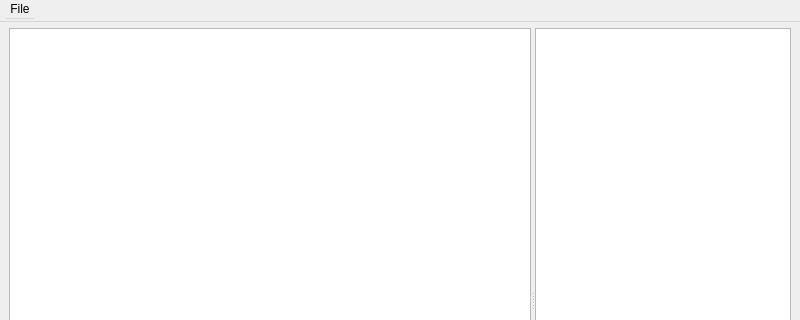
Old version of the form apps/qmcloc/qmcloc.ui in the repository dwmcrobb/mcloc; both pictures show x 0 to 800 and y 0 to 320 of the 800 by 600 pixel window.
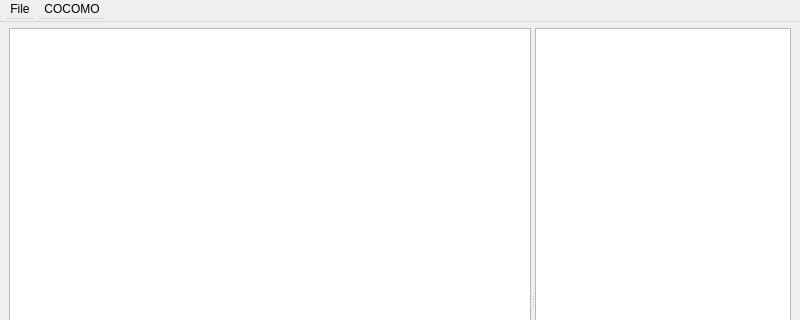
New version of the form.

Commit message: Working on cocomo config.

The edit to the form file:
```diff
--- a/apps/qmcloc/qmcloc.ui
+++ b/apps/qmcloc/qmcloc.ui
@@ -98,7 +98,14 @@
     <addaction name="actionOpen"/>
     <addaction name="actionQuit"/>
    </widget>
+   <widget class="QMenu" name="menuCOCOMO">
+    <property name="title">
+     <string>COCOMO</string>
+    </property>
+    <addaction name="actionConfig"/>
+   </widget>
    <addaction name="menuFile"/>
+   <addaction name="menuCOCOMO"/>
   </widget>
   <widget class="QStatusBar" name="statusbar"/>
   <action name="actionQuit">
```
Left out of the diff: 5 changed lines with no effect on the pictures. The commit also changes 1 other file.
